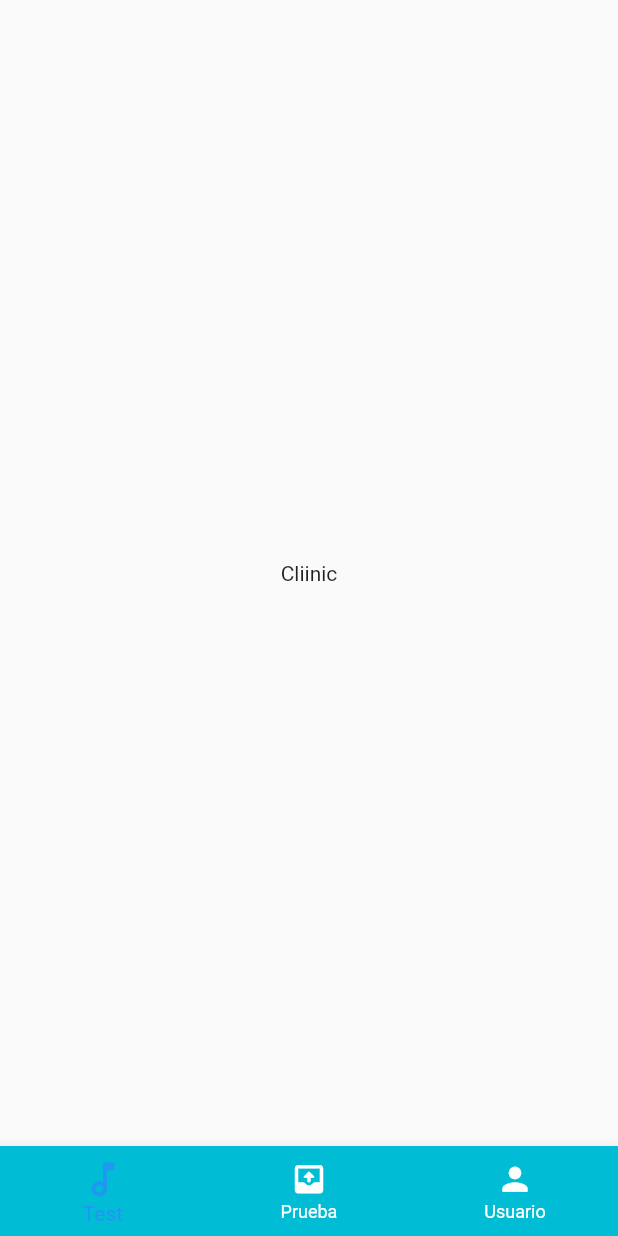
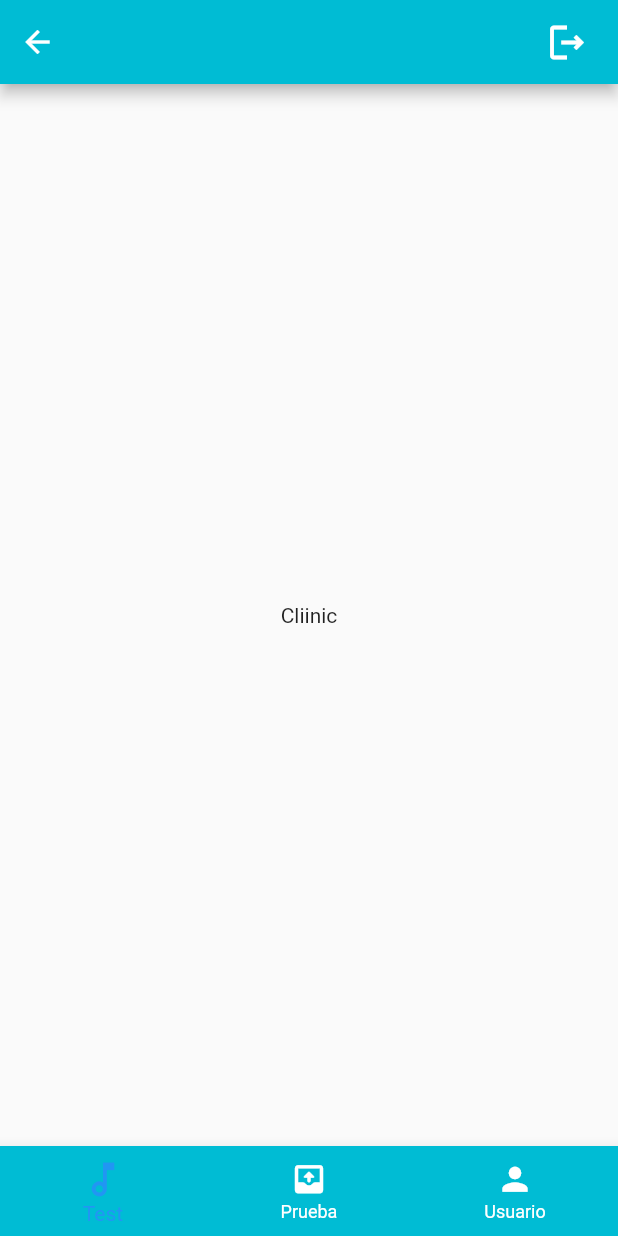
Before and after one commit to lezcano17/cliinic, a Flutter app: the HomeScreen screen opened by its route, on a phone screen of 412 x 824 dp. Run offline on Flutter 3.47's test engine with Material 2 defaults, Android fonts, the phone set to English and light mode, and no system bars; our stand-ins replace font_awesome_flutter, get, google_fonts.

Commit message:
Agregado appbar

```diff
--- /dev/null
+++ b/lib/pages/common/app_bar.dart
@@ -0,0 +1,42 @@
+import 'package:cliinic/config/routes.dart';
+import 'package:flutter/material.dart';
+import 'package:get/get.dart';
+
+class CustomAppBar extends StatefulWidget implements PreferredSizeWidget {
+  const CustomAppBar({
+    Key? key,
+  }) : super(key: key);
+
+  @override
+  Size get preferredSize => const Size.fromHeight(kToolbarHeight);
+
+  @override
+  State<CustomAppBar> createState() => _CustomAppBarState();
+}
+
+class _CustomAppBarState extends State<CustomAppBar> {
+  @override
+  void initState() {
+    super.initState();
+  }
+
+  @override
+  Widget build(BuildContext context) {
+    return AppBar(
+      leadingWidth: 50,
+      backgroundColor: Colors.cyan,
+      titleSpacing: 15,
+      actions: <Widget>[
+        Padding(
+            padding: const EdgeInsets.only(right: 10),
+            child: IconButton(
+              iconSize: 30,
+              icon: Icon(Icons.logout_outlined),
+              onPressed: () {
+                Get.offNamed(Routes.getLoginRoute());
+              },
+            )),
+      ],
+    );
+  }
+}
--- a/lib/pages/home/views/home.dart
+++ b/lib/pages/home/views/home.dart
@@ -1,3 +1,4 @@
+import 'package:cliinic/pages/common/app_bar.dart';
 import 'package:flutter/material.dart';
 import 'package:flutter/src/foundation/key.dart';
 import 'package:flutter/src/widgets/framework.dart';
@@ -21,6 +22,7 @@ class _HomeScreenState extends State<HomeScreen> {
   @override
   Widget build(BuildContext context) {
     return Scaffold(
+      appBar: CustomAppBar(),
       body: SafeArea(
         child: Center(child: Text("Cliinic")),
       ),
```
